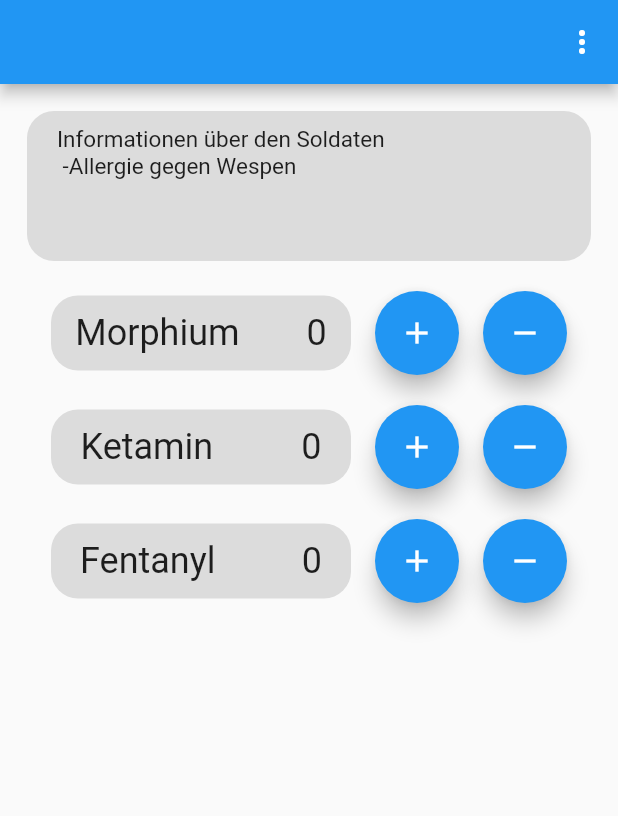
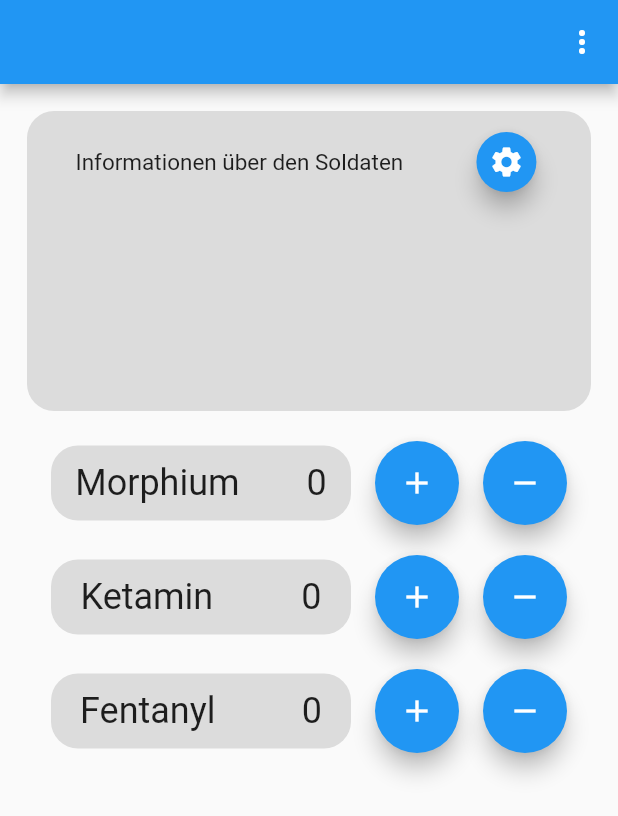
Before and after one commit to Niclas93/ba_app, a Flutter app: the screen it shows after launch, swiped to page 5, on a phone screen of 412 x 824 dp. Shown: the top 816 px of the screen. Run offline on Flutter 3.47's test engine with Material 2 defaults, Android fonts, the light colour scheme and no system bars; our stand-ins replace fl_chart, flutter_blue.

Commit message:
Update Informations about Soldier Field

```diff
--- a/lib/globals.dart
+++ b/lib/globals.dart
@@ -2,6 +2,7 @@ library ba_app.globals;
 
 import 'dart:async';
 import 'package:fl_chart/fl_chart.dart';
+import 'package:flutter/cupertino.dart';
 import 'package:flutter_blue/flutter_blue.dart';
 
 String connectedDeviceName = "";
@@ -21,6 +22,7 @@ String value8 = "-";
 String value9 = "-";
 String value10 = "-";
 String value11 = "-";
+String value12 = "-";
 
 int hrDouble1 = 1;
 int spo2Double1 = 1;
@@ -43,3 +45,9 @@ BluetoothDevice? connectedDevice;
 
 late Timer historyTimer;
 late Timer averagesTimer;
+
+int usedMedicine1 = 0;
+int usedMedicine2 = 0;
+int usedMedicine3 = 0;
+bool isTextField = false;
+final myController = TextEditingController();
--- a/lib/main.dart
+++ b/lib/main.dart
@@ -306,6 +306,7 @@ class MainPageState extends State<MainPage> {
                     value9 = values.split("/")[8];
                     value10 = values.split("/")[9];
                     value11 = values.split("/")[10];
+                    value12 = values.split("/")[11];
                   });
                   await characteristic.setNotifyValue(true);
                 })));
@@ -346,6 +347,7 @@ class Page1WidgetState extends State<Page1Widget> {
       timer = Timer.periodic(const Duration(milliseconds: 50), (timer) {
         setState(() {
           value5;
+          // value12;
           ekg.add(FlSpot(DateTime.now().millisecond.toDouble(), double.parse(value5),));
           if (DateTime.now().millisecond.toInt() == 0 || DateTime.now().millisecond.toInt() >= 950 ){
             ekg.clear();
@@ -763,9 +765,7 @@ class Page3Widget extends StatefulWidget {
 }
 
 class Page3WidgetState extends State<Page3Widget> {
-  int usedMedicine1 = 0;
-  int usedMedicine2 = 0;
-  int usedMedicine3 = 0;
+
 
   @override
   Widget build(BuildContext context) {
@@ -775,18 +775,40 @@ class Page3WidgetState extends State<Page3Widget> {
           Container(
             padding: const EdgeInsets.all(10),
             width: double.infinity,
-            height: 100,
+            height: 200,
             decoration: BoxDecoration(
                 color: Colors.black12, borderRadius: BorderRadius.circular(18)),
-            child: Container(
-              alignment: Alignment.topLeft,
-              padding: const EdgeInsets.fromLTRB(10, 0, 0, 0),
-              child: const Text(
-                'Informationen über den Soldaten\n'
-                ' -Allergie gegen Wespen',
-                style: TextStyle(fontSize: 15),
-                textAlign: TextAlign.left,
-              ),
+            child: Column(
+              children: [
+                Row(
+                  mainAxisAlignment: MainAxisAlignment.spaceAround,
+                  children: [
+                    const Text(
+                      'Informationen über den Soldaten',
+                      style: TextStyle(fontSize: 15),
+                      textAlign: TextAlign.left,
+                    ),
+                    FloatingActionButton(
+                      mini: true,
+                      onPressed: (){
+                      setState(() {
+                        if(isTextField == false) {
+                          isTextField = true;
+                        }else{
+                          isTextField = false;
+                        }
+                      });
+                    },
+                      child: const Icon(Icons.settings),
+
+                    )
+                  ],
+                ),
+                Container(
+                  padding: const EdgeInsets.all(15),
+                  child: isTextField ? TextField( controller: myController,) : Text(myController.text),
+                )
+              ]
             ),
           ),
           const SizedBox(height: 20),
```
